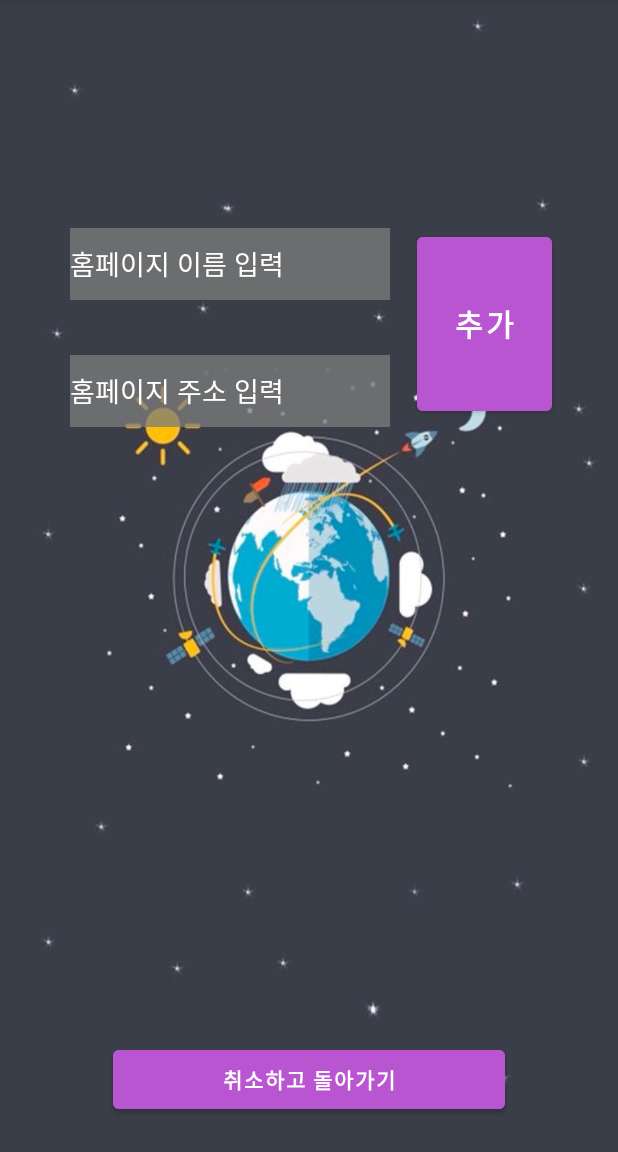
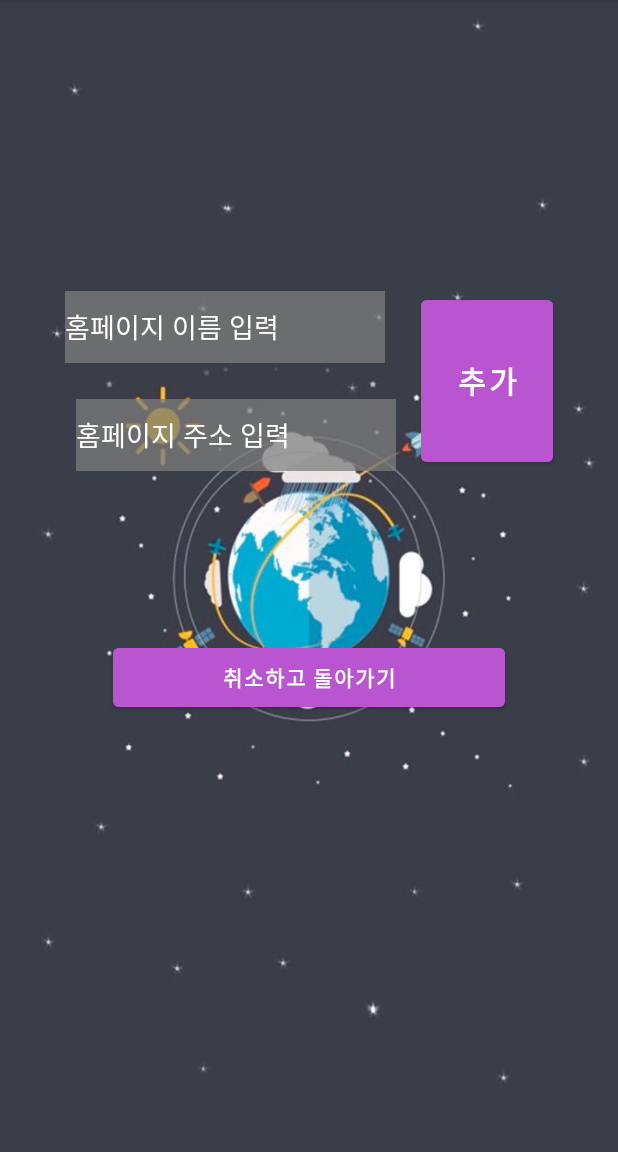
Before and after one commit to bong01/ku-scheduler, an Android app: the AddHomepageActivity screen opened directly, with no data from a screen before it, on a phone screen of 412 x 824 dp, the part 84-1236 px from its top. Run offline under Robolectric (Android 15) with nearby library versions, the phone set to English and light mode, and no system bars.

Commit message:
Update activity_add_homepage.xml

```diff
--- a/app/src/main/res/layout/activity_add_homepage.xml
+++ b/app/src/main/res/layout/activity_add_homepage.xml
@@ -4,15 +4,15 @@
     xmlns:tools="http://schemas.android.com/tools"
     android:layout_width="match_parent"
     android:layout_height="match_parent"
-    tools:context=".activity.AddHomepageActivity"
-    android:background="@drawable/img">
+    android:background="@drawable/img"
+    tools:context=".activity.AddHomepageActivity">
 
     <EditText
         android:id="@+id/homeNameEditText"
         android:layout_width="wrap_content"
         android:layout_height="wrap_content"
-        android:layout_marginStart="28dp"
-        android:layout_marginTop="152dp"
+        android:layout_marginStart="30dp"
+        android:layout_marginEnd="10dp"
         android:background="#BF7C7C7C"
         android:ems="10"
         android:fontFamily="@font/cookierun_regular"
@@ -22,13 +22,15 @@
         android:text="@null"
         android:textColorHint="@color/white"
         app:layout_constraintEnd_toStartOf="@+id/addBtn"
+        app:layout_constraintHorizontal_bias="0.5"
         app:layout_constraintStart_toStartOf="parent"
-        app:layout_constraintTop_toTopOf="parent" />
+        app:layout_constraintTop_toTopOf="@+id/addBtn" />
 
     <EditText
         android:id="@+id/homeUriEditText"
         android:layout_width="wrap_content"
         android:layout_height="wrap_content"
+        android:layout_marginEnd="10dp"
         android:background="#BF7C7C7C"
         android:ems="10"
         android:fontFamily="@font/cookierun_regular"
@@ -37,40 +39,38 @@
         android:minHeight="48dp"
         android:text="@null"
         android:textColorHint="@color/white"
-        app:layout_constraintBottom_toBottomOf="parent"
-        app:layout_constraintEnd_toEndOf="@+id/homeNameEditText"
-        app:layout_constraintHorizontal_bias="0.0"
-        app:layout_constraintStart_toStartOf="@+id/homeNameEditText"
-        app:layout_constraintTop_toBottomOf="@+id/homeNameEditText"
-        app:layout_constraintVertical_bias="0.071" />
+        app:layout_constraintBottom_toBottomOf="@+id/addBtn"
+        app:layout_constraintEnd_toStartOf="@+id/addBtn"
+        app:layout_constraintStart_toStartOf="@+id/homeNameEditText" />
 
     <Button
         android:id="@+id/addBtn"
-        android:layout_width="90dp"
-        android:layout_height="128dp"
-        android:layout_marginEnd="44dp"
+        android:layout_width="wrap_content"
+        android:layout_height="120dp"
+        android:layout_marginEnd="30dp"
         android:backgroundTint="#B955D1"
         android:fontFamily="@font/cookierun_bold"
         android:text="추가"
         android:textSize="20sp"
         android:textStyle="bold"
-        app:layout_constraintBottom_toBottomOf="@+id/homeNameEditText"
+        app:layout_constraintBottom_toBottomOf="parent"
         app:layout_constraintEnd_toEndOf="parent"
-        app:layout_constraintTop_toTopOf="@+id/homeNameEditText"
-        app:layout_constraintVertical_bias="0.0" />
+        app:layout_constraintHorizontal_bias="0.5"
+        app:layout_constraintStart_toEndOf="@+id/homeNameEditText"
+        app:layout_constraintTop_toTopOf="parent"
+        app:layout_constraintVertical_bias="0.299" />
 
     <Button
         android:id="@+id/clearBtn"
         android:layout_width="261dp"
         android:layout_height="51dp"
+        android:layout_marginTop="112dp"
         android:backgroundTint="#B955D1"
         android:fontFamily="@font/cookierun_bold"
         android:text="취소하고 돌아가기"
         android:textStyle="bold"
-        app:layout_constraintBottom_toBottomOf="parent"
         app:layout_constraintEnd_toEndOf="parent"
         app:layout_constraintStart_toStartOf="parent"
-        app:layout_constraintTop_toBottomOf="@+id/addBtn"
-        app:layout_constraintVertical_bias="0.948" />
+        app:layout_constraintTop_toBottomOf="@+id/addBtn" />
 
 </androidx.constraintlayout.widget.ConstraintLayout>
```
